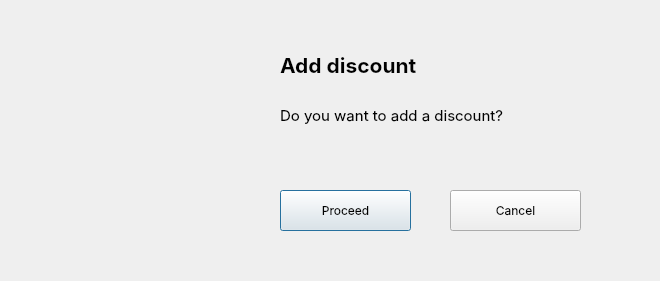
Old version of the form POP_UP/3-New Transaction/add_disc.ui in the repository GildaFeb/Transaction-Management-System.
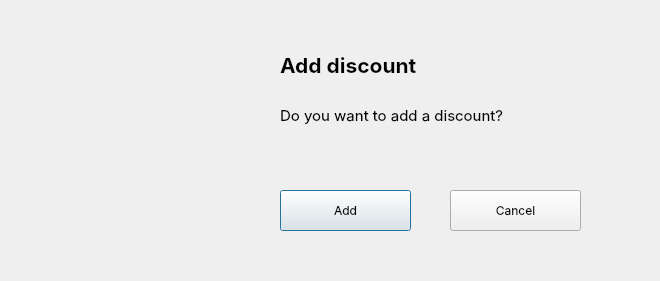
New version of the form. Icons and pictures are not drawn.

Diff of the .ui file:
```diff
--- a/POP_UP/3-New Transaction/add_disc.ui
+++ b/POP_UP/3-New Transaction/add_disc.ui
@@ -48,7 +48,7 @@
     </font>
    </property>
    <property name="text">
-    <string>Proceed</string>
+    <string>Add</string>
    </property>
    <property name="default">
     <bool>false</bool>
```
Left out of the diff: 2 changed lines with no effect on the pictures.
